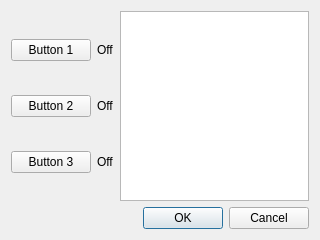
The window that ui_gpio.ui (kellyjf/powerbox) describes before a commit, drawn with Qt 5.
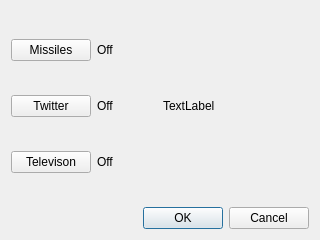
The same window after the commit.

```diff
--- a/ui_gpio.ui
+++ b/ui_gpio.ui
@@ -21,7 +21,7 @@
        <item row="0" column="0">
         <widget class="QPushButton" name="num1Button">
          <property name="text">
-          <string>Button 1</string>
+          <string>Missiles</string>
          </property>
         </widget>
        </item>
@@ -35,7 +35,7 @@
        <item row="1" column="0">
         <widget class="QPushButton" name="num2Button">
          <property name="text">
-          <string>Button 2</string>
+          <string>Twitter</string>
          </property>
         </widget>
        </item>
@@ -49,7 +49,7 @@
        <item row="2" column="0">
         <widget class="QPushButton" name="num3Button">
          <property name="text">
-          <string>Button 3</string>
+          <string>Televison</string>
          </property>
         </widget>
        </item>
@@ -63,7 +63,11 @@
       </layout>
      </item>
      <item>
-      <widget class="QGraphicsView" name="graphicsView"/>
+      <widget class="QLabel" name="imageLabel">
+       <property name="text">
+        <string>TextLabel</string>
+       </property>
+      </widget>
      </item>
     </layout>
    </item>
```
